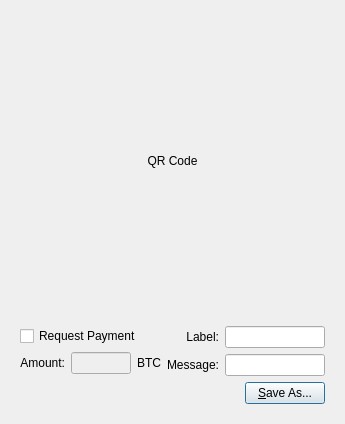
Above: src/qt/forms/qrcodedialog.ui from mcastillo0724/novacoin before the change. Below: the same form after it.
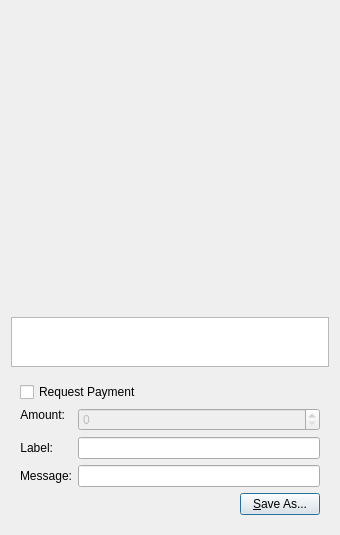
That is the form after the change. Custom widgets are drawn as their Qt base class.

```diff
--- a/src/qt/forms/qrcodedialog.ui
+++ b/src/qt/forms/qrcodedialog.ui
@@ -6,8 +6,8 @@
    <rect>
     <x>0</x>
     <y>0</y>
-    <width>320</width>
-    <height>404</height>
+    <width>340</width>
+    <height>530</height>
    </rect>
   </property>
   <property name="windowTitle">
@@ -28,8 +28,8 @@
        <height>300</height>
       </size>
      </property>
-     <property name="text">
-      <string>QR Code</string>
+     <property name="textFormat">
+      <enum>Qt::PlainText</enum>
      </property>
      <property name="alignment">
       <set>Qt::AlignCenter</set>
@@ -39,14 +39,32 @@
      </property>
     </widget>
    </item>
+   <item>
+    <widget class="QPlainTextEdit" name="outUri">
+     <property name="sizePolicy">
+      <sizepolicy hsizetype="Expanding" vsizetype="Minimum">
+       <horstretch>0</horstretch>
+       <verstretch>0</verstretch>
+      </sizepolicy>
+     </property>
+     <property name="minimumSize">
+      <size>
+       <width>0</width>
+       <height>50</height>
+      </size>
+     </property>
+     <property name="tabChangesFocus">
+      <bool>true</bool>
+     </property>
+     <property name="textInteractionFlags">
+      <set>Qt::TextSelectableByKeyboard|Qt::TextSelectableByMouse</set>
+     </property>
+    </widget>
+   </item>
    <item>
     <widget class="QWidget" name="widget" native="true">
      <layout class="QVBoxLayout" name="verticalLayout_2">
       <item>
-       <layout class="QHBoxLayout" name="horizontalLayout_2">
-        <item>
-         <layout class="QVBoxLayout" name="verticalLayout">
-          <item>
            <widget class="QCheckBox" name="chkReqPayment">
             <property name="enabled">
              <bool>true</bool>
@@ -57,69 +75,18 @@
            </widget>
           </item>
           <item>
-           <layout class="QHBoxLayout" name="horizontalLayout">
-            <item>
-             <widget class="QLabel" name="lblAmount">
-              <property name="sizePolicy">
-               <sizepolicy hsizetype="Preferred" vsizetype="Maximum">
-                <horstretch>0</horstretch>
-                <verstretch>0</verstretch>
-               </sizepolicy>
-              </property>
-              <property name="text">
-               <string>Amount:</string>
-              </property>
-              <property name="alignment">
-               <set>Qt::AlignRight|Qt::AlignTrailing|Qt::AlignVCenter</set>
-              </property>
-              <property name="buddy">
-               <cstring>lnReqAmount</cstring>
-              </property>
-             </widget>
-            </item>
-            <item>
-             <widget class="QLineEdit" name="lnReqAmount">
-              <property name="enabled">
-               <bool>false</bool>
-              </property>
-              <property name="minimumSize">
-               <size>
-                <width>60</width>
-                <height>0</height>
-               </size>
-              </property>
-              <property name="alignment">
-               <set>Qt::AlignRight|Qt::AlignTrailing|Qt::AlignVCenter</set>
-              </property>
-             </widget>
-            </item>
-            <item>
-             <widget class="QLabel" name="lblBTC">
-              <property name="sizePolicy">
-               <sizepolicy hsizetype="Preferred" vsizetype="Maximum">
-                <horstretch>0</horstretch>
-                <verstretch>0</verstretch>
-               </sizepolicy>
-              </property>
-              <property name="text">
-               <string>BTC</string>
-              </property>
-              <property name="buddy">
-               <cstring>lnReqAmount</cstring>
-              </property>
-             </widget>
-            </item>
-           </layout>
-          </item>
-         </layout>
-        </item>
-        <item>
-         <layout class="QGridLayout" name="gridLayout">
-          <item row="0" column="0">
+       <layout class="QFormLayout" name="formLayout">
+        <property name="fieldGrowthPolicy">
+         <enum>QFormLayout::AllNonFixedFieldsGrow</enum>
+        </property>
+        <item row="1" column="0">
            <widget class="QLabel" name="lblLabel">
             <property name="text">
              <string>Label:</string>
             </property>
+          <property name="textFormat">
+           <enum>Qt::PlainText</enum>
+          </property>
             <property name="alignment">
              <set>Qt::AlignRight|Qt::AlignTrailing|Qt::AlignVCenter</set>
             </property>
@@ -128,21 +95,17 @@
             </property>
            </widget>
           </item>
-          <item row="0" column="1">
-           <widget class="QLineEdit" name="lnLabel">
-            <property name="minimumSize">
-             <size>
-              <width>100</width>
-              <height>0</height>
-             </size>
-            </property>
-           </widget>
-          </item>
-          <item row="1" column="0">
+        <item row="1" column="1">
+         <widget class="QLineEdit" name="lnLabel"/>
+        </item>
+        <item row="2" column="0">
            <widget class="QLabel" name="lblMessage">
             <property name="text">
              <string>Message:</string>
             </property>
+          <property name="textFormat">
+           <enum>Qt::PlainText</enum>
+          </property>
             <property name="alignment">
              <set>Qt::AlignRight|Qt::AlignTrailing|Qt::AlignVCenter</set>
             </property>
@@ -151,11 +114,39 @@
             </property>
            </widget>
           </item>
-          <item row="1" column="1">
-           <widget class="QLineEdit" name="lnMessage">
+        <item row="2" column="1">
+         <widget class="QLineEdit" name="lnMessage"/>
+        </item>
+        <item row="0" column="0">
+         <widget class="QLabel" name="lblAmount">
+          <property name="sizePolicy">
+           <sizepolicy hsizetype="Preferred" vsizetype="Maximum">
+            <horstretch>0</horstretch>
+            <verstretch>0</verstretch>
+           </sizepolicy>
+          </property>
+          <property name="text">
+           <string>Amount:</string>
+          </property>
+          <property name="textFormat">
+           <enum>Qt::PlainText</enum>
+          </property>
+          <property name="alignment">
+           <set>Qt::AlignRight|Qt::AlignTrailing|Qt::AlignVCenter</set>
+          </property>
+          <property name="buddy">
+           <cstring>lnReqAmount</cstring>
+          </property>
+         </widget>
+        </item>
+        <item row="0" column="1">
+         <widget class="BitcoinAmountField" name="lnReqAmount">
+          <property name="enabled">
+           <bool>false</bool>
+          </property>
             <property name="minimumSize">
              <size>
-              <width>100</width>
+            <width>80</width>
               <height>0</height>
              </size>
             </property>
@@ -163,10 +154,8 @@
           </item>
          </layout>
         </item>
-       </layout>
-      </item>
       <item>
-       <layout class="QHBoxLayout" name="horizontalLayout_3">
+       <layout class="QHBoxLayout" name="horizontalLayout">
         <item>
          <spacer name="horizontalSpacer">
           <property name="orientation">
@@ -194,6 +183,13 @@
    </item>
   </layout>
  </widget>
+ <customwidgets>
+  <customwidget>
+   <class>BitcoinAmountField</class>
+   <extends>QSpinBox</extends>
+   <header>bitcoinamountfield.h</header>
+  </customwidget>
+ </customwidgets>
  <resources/>
  <connections>
   <connection>
```
Left out of the diff: 2 changed lines with no effect on the pictures. Lines whose indentation alone changed are shown as unchanged.
